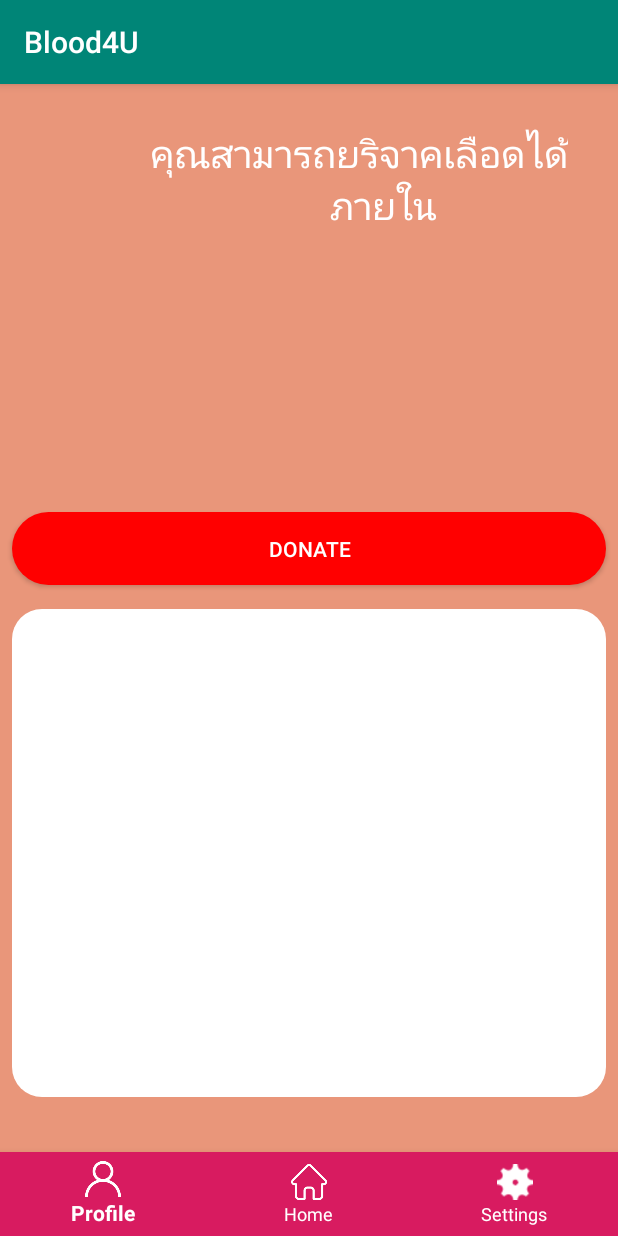
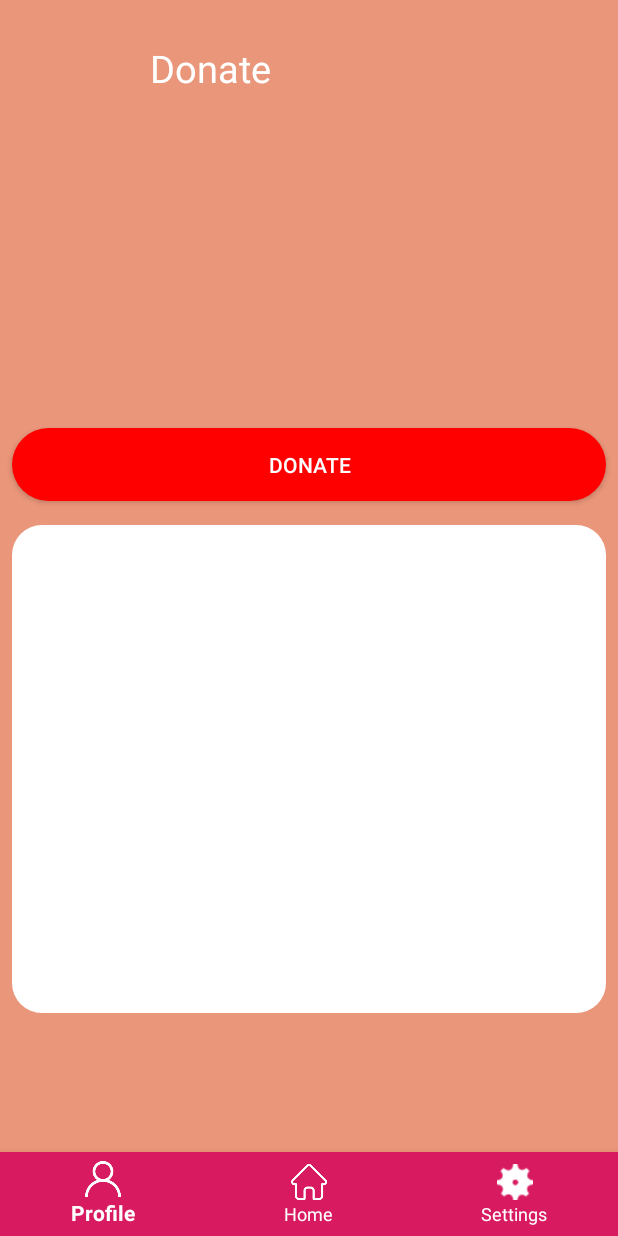
Before and after one commit to fourveel80/Blud4U, an Android app: the screen it shows after launch once a user with an empty profile is signed in (HomeActivity), on a phone screen of 412 x 824 dp. Run offline under Robolectric (Android 15) with nearby library versions, the phone set to English and light mode, and no system bars; our stand-ins replace Firebase (no records; nobody signed in at launch, a user with empty details on screens opened directly).

Commit message:
Created splash screen (unfinished,conflicted with login page)
- Created splash screen & updated gradle according to the splash screen
- add splash screen element
*Important*
(login activity are currently unavailable due to activity priority issues)

```diff
--- a/app/build.gradle
+++ b/app/build.gradle
@@ -10,11 +10,14 @@ android {
         versionCode 1
         versionName "1.0"
         testInstrumentationRunner "androidx.test.runner.AndroidJUnitRunner"
+        multiDexEnabled true
     }
     buildTypes {
         release {
             minifyEnabled false
             proguardFiles getDefaultProguardFile('proguard-android-optimize.txt'), 'proguard-rules.pro'
+
+
         }
     }
 }
@@ -56,4 +59,7 @@ dependencies {
     implementation "androidx.recyclerview:recyclerview:1.1.0"
     implementation "androidx.cardview:cardview:1.0.0"
     implementation 'com.squareup.picasso:picasso:2.71828'
+    implementation 'com.github.bumptech.glide:glide:3.8.0'
+    implementation 'com.android.support:multidex:1.0.3'
+
 }
--- a/app/src/main/java/com/example/blood4u/MainActivity.java
+++ b/app/src/main/java/com/example/blood4u/MainActivity.java
@@ -120,7 +120,7 @@ public class MainActivity extends AppCompatActivity {
     }
 
     private void updateUI(FirebaseUser user) {
-        //    FirebaseUser user = FirebaseAuth.getInstance().getCurrentUser();
+        user = FirebaseAuth.getInstance().getCurrentUser();
         if (user != null) {
             // Name, email address, and profile photo Url
             // Intent to change pages
--- /dev/null
+++ b/app/src/main/java/com/example/blood4u/SplashActivity.java
@@ -0,0 +1,94 @@
+package com.example.blood4u;
+
+import android.animation.ObjectAnimator;
+import android.animation.PropertyValuesHolder;
+import android.animation.ValueAnimator;
+import android.content.Intent;
+import android.os.Bundle;
+import android.os.Handler;
+import android.widget.ImageView;
+import android.widget.TextView;
+
+import androidx.appcompat.app.AppCompatActivity;
+
+public class SplashActivity extends AppCompatActivity {
+    //var
+
+    ImageView ivTop,ivlogo,ivBeat,ivBottom;
+    TextView text;
+    CharSequence charSequence;
+    int index;
+    long delay = 200;
+    Handler handler = new Handler();
+    @Override
+    protected void onCreate(Bundle savedInstanceState) {
+        super.onCreate(savedInstanceState);
+        setContentView(R.layout.activity_splash);
+
+        //assigning variable
+         ivlogo = findViewById(R.id.logo);
+         ivTop = findViewById(R.id.iv_top);
+         ivBeat = findViewById(R.id.iv_beat);
+         ivBottom = findViewById(R.id.iv_bottom);
+         text = findViewById(R.id.text_view);
+        // Initialize object animator
+        ObjectAnimator objectAnimator = ObjectAnimator.ofPropertyValuesHolder(
+                ivlogo,
+                PropertyValuesHolder.ofFloat("scaleX", 1.2f),
+                PropertyValuesHolder.ofFloat("scaleY", 1.2f)
+        );
+
+        //set duration
+        objectAnimator.setDuration(500);
+
+        //Set repeat count
+        objectAnimator.setRepeatCount(ValueAnimator.INFINITE);
+
+        //Set repeat mode
+        objectAnimator.setRepeatMode(ValueAnimator.REVERSE);
+
+        //Start animator
+        objectAnimator.start();
+
+        //set animate text
+        animText("Blood4U");
+        //initialize handler
+        new Handler().postDelayed(new Runnable() {
+            @Override
+            public void run() {
+                Intent intent=new Intent(SplashActivity.this,MainActivity.class);
+                startActivity(intent);
+                finish();
+            }
+        }, 3000);
+
+    }
+
+    Runnable runnable = new Runnable() {
+        @Override
+        public void run() {
+            //when runnable is running
+            //set text
+            text.setText(charSequence.subSequence(0, index++));
+            //check condition
+            if (index <= charSequence.length()) {
+                //when index is equal to text length
+                //Run handler
+                handler.postDelayed(runnable, delay);
+            }
+        }
+    };
+
+
+        //Create animated text method
+    public void animText(CharSequence cs){
+        //set text
+        charSequence = cs;
+        //clear index
+        index = 0;
+        //Remove callback
+        handler.removeCallbacks(runnable);
+        //Run handler
+        handler.postDelayed(runnable,delay);
+    }
+}
--- a/app/src/main/res/layout/activity_home.xml
+++ b/app/src/main/res/layout/activity_home.xml
@@ -44,9 +44,9 @@
         <TextView
             android:layout_width="wrap_content"
             android:layout_height="wrap_content"
-            android:layout_marginLeft="100dp"
+            android:layout_marginLeft="50dp"
             android:layout_marginTop="28dp"
-            android:text="คุณสามารถยริจาคเลือดได้\n                    ภายใน"
+            android:text="Donate"
             android:textColor="@color/white"
             android:textSize="25dp"
             android:layout_marginStart="100dp">
--- a/app/src/main/res/values/styles.xml
+++ b/app/src/main/res/values/styles.xml
@@ -1,7 +1,7 @@
 <resources>
 
     <!-- Base application theme. -->
-    <style name="AppTheme" parent="Theme.AppCompat.Light.DarkActionBar">
+    <style name="AppTheme" parent="Theme.AppCompat.Light.NoActionBar">
         <!-- Customize your theme here. -->
         <item name="colorPrimary">@color/colorPrimary</item>
         <item name="colorPrimaryDark">@color/colorPrimaryDark</item>
```
Also changed, not shown: app/src/main/AndroidManifest.xml (+10 -7 lines), app/src/main/res/layout/activity_splash.xml (added, +55 -0 lines), app/src/main/res/drawable/ic_bottom_vector.png (added), app/src/main/res/drawable/ic_top_vector.png (added).
